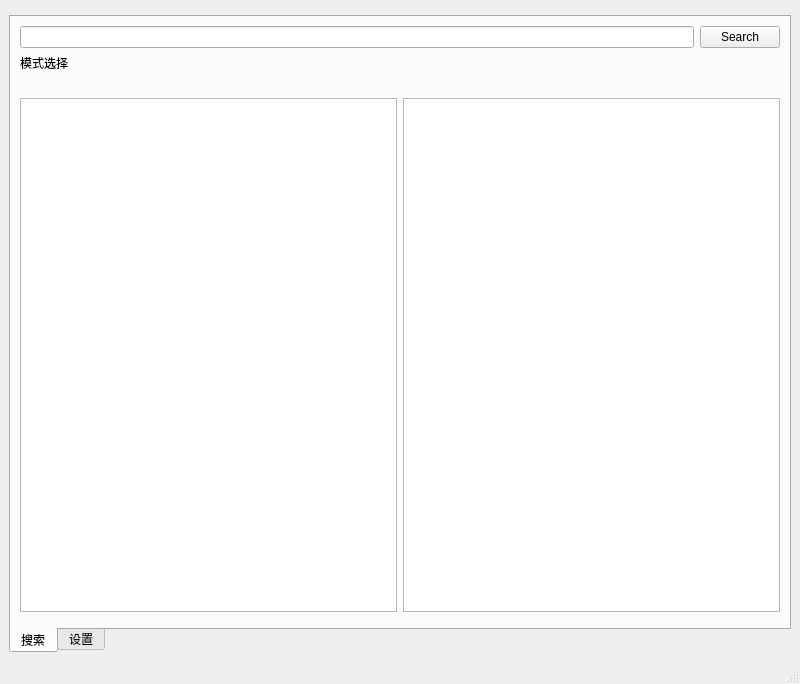
Above: src/mainwindow.ui from creeper12356/jcourse_local before the change. Below: the same form after it.
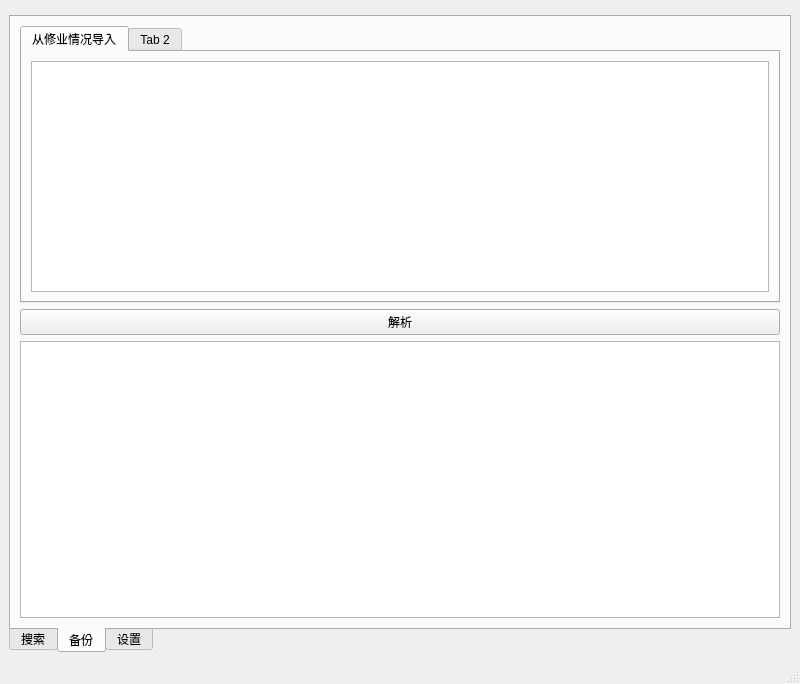
That is the form after the change. Custom widgets are drawn as their Qt base class.

Commit message: developing download tab ...

The edit to the form file:
```diff
--- a/src/mainwindow.ui
+++ b/src/mainwindow.ui
@@ -44,7 +44,7 @@
        <enum>QTabWidget::Rounded</enum>
       </property>
       <property name="currentIndex">
-       <number>0</number>
+       <number>1</number>
       </property>
       <widget class="QWidget" name="search_tab">
        <attribute name="title">
@@ -146,6 +146,45 @@
         </item>
        </layout>
       </widget>
+      <widget class="QWidget" name="download_tab">
+       <attribute name="title">
+        <string>备份</string>
+       </attribute>
+       <layout class="QVBoxLayout" name="verticalLayout_5" stretch="0,0,0">
+        <item>
+         <widget class="QTabWidget" name="import_src_tab_widget">
+          <property name="currentIndex">
+           <number>0</number>
+          </property>
+          <widget class="QWidget" name="course_status_tab">
+           <attribute name="title">
+            <string>从修业情况导入</string>
+           </attribute>
+           <layout class="QVBoxLayout" name="verticalLayout">
+            <item>
+             <widget class="QPlainTextEdit" name="course_status_edit"/>
+            </item>
+           </layout>
+          </widget>
+          <widget class="QWidget" name="tab_2">
+           <attribute name="title">
+            <string>Tab 2</string>
+           </attribute>
+          </widget>
+         </widget>
+        </item>
+        <item>
+         <widget class="QPushButton" name="parse_button">
+          <property name="text">
+           <string>解析</string>
+          </property>
+         </widget>
+        </item>
+        <item>
+         <widget class="CourseListWidget" name="download_course_list_widget"/>
+        </item>
+       </layout>
+      </widget>
       <widget class="QWidget" name="settings_tab">
        <attribute name="title">
         <string>设置</string>
```
The commit also changes 10 other files.
